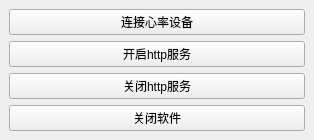
Qt form ui/ui_main.ui (a78cat/miband-heart-rate) before a commit.
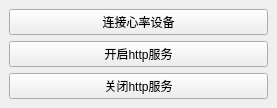
The same form after that commit.

What changed in the file:
```diff
--- a/ui/ui_main.ui
+++ b/ui/ui_main.ui
@@ -6,8 +6,8 @@
    <rect>
     <x>0</x>
     <y>0</y>
-    <width>314</width>
-    <height>134</height>
+    <width>277</width>
+    <height>104</height>
    </rect>
   </property>
   <property name="windowTitle">
@@ -38,13 +38,6 @@
         </property>
        </widget>
       </item>
-      <item>
-       <widget class="QPushButton" name="pushButton_quit">
-        <property name="text">
-         <string>关闭软件</string>
-        </property>
-       </widget>
-      </item>
      </layout>
     </item>
    </layout>
```
